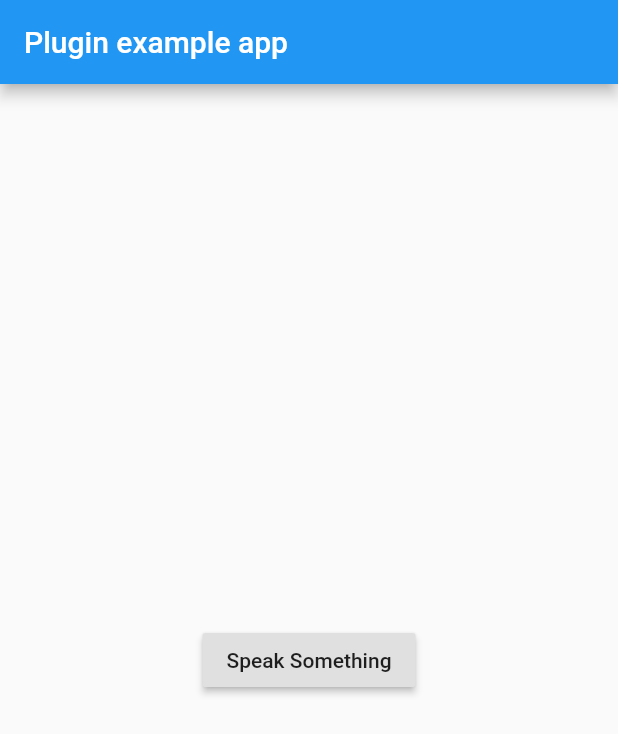
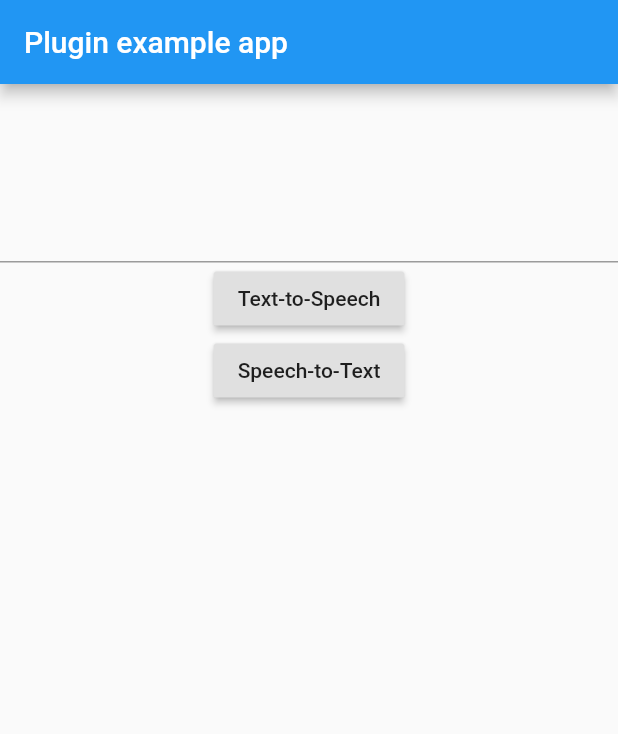
Before and after one commit to Attict/voice_assistant, a Flutter app: the screen it shows after launch, on a phone screen of 412 x 824 dp. Shown: the top 734 px of the screen. Run offline on Flutter 3.47's test engine with Material 2 defaults, Android fonts, the phone set to English and light mode, and no system bars.

Commit message:
Added basic speech registering

```diff
--- a/example/lib/main.dart
+++ b/example/lib/main.dart
@@ -14,6 +14,7 @@ class MyApp extends StatefulWidget {
 class _MyAppState extends State<MyApp> {
   final VoiceAssistant voice = new VoiceAssistant();
   bool voiceReady = false;
+  final TextEditingController inputController = new TextEditingController();
 
   @override
   void initState() {
@@ -38,11 +39,27 @@ class _MyAppState extends State<MyApp> {
         ),
         body: new Center(
           child: new Container(
-            child: new RaisedButton(child: const Text('Speak Something'), onPressed: () {
-              if (voiceReady) {
-                voice.speakText('This is a test to see if I can speak to you the user.');
-              }
-            })
+            child: new Column(
+              children: <Widget> [
+                new TextField(controller: inputController, maxLines: 5),
+                new RaisedButton(child: const Text('Text-to-Speech'), onPressed: () {
+                  if (voiceReady) {
+                    voice.speakText(inputController.text);
+                  }
+                }),
+                new RaisedButton(child: const Text('Speech-to-Text'), onPressed: () {
+                  if (voiceReady) {
+                    if (voice.state == VoiceAssistant.listening) {
+                      voice.stopListening().then((result) {
+                        inputController.text = result;
+                      });
+                    } else {
+                      voice.startListening();
+                    }
+                  }
+                }),
+              ]
+            )
           )
         ),
       ),
--- a/lib/voice_assistant.dart
+++ b/lib/voice_assistant.dart
@@ -15,6 +15,7 @@ class VoiceAssistant {
 
   /// The state of [VoiceAssistant]
   int _state = disposed;
+  int get state => _state;
 
   /// Initialize VoiceAssistant
   Future<Null> init() async {
```
Also changed, not shown: 3 other files.
